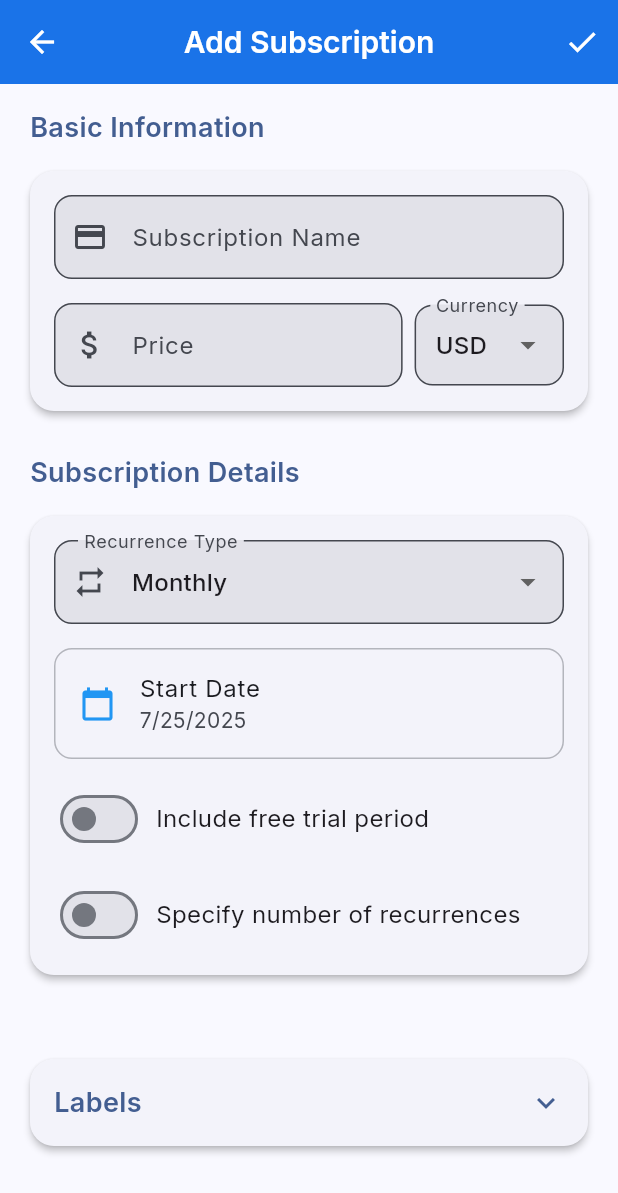
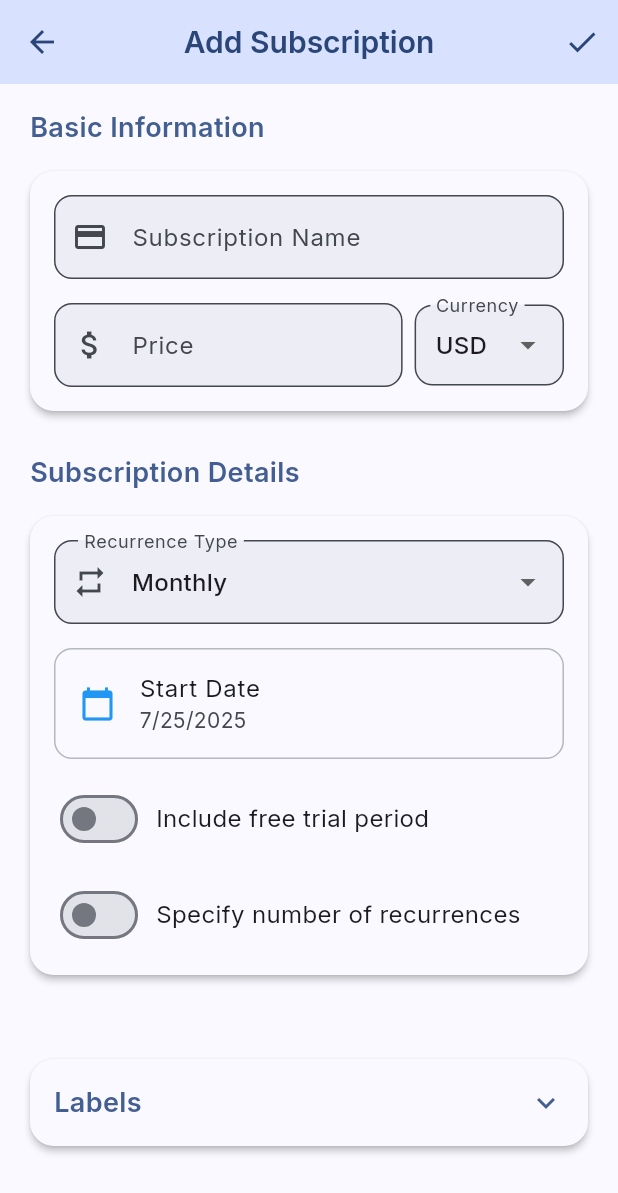
Before and after one commit to Mistribe/SubTracker, a Flutter app: the screen it shows after launch, after a tap on "Continue Offline", after a tap on the "add" icon, on a phone screen of 412 x 824 dp. Shown: the top 1193 px of the screen. Run offline on Flutter 3.47's test engine with Material 3 defaults, Android fonts, the phone set to English and light mode, and no system bars; our stand-ins replace connectivity_plus, flutter_colorpicker, flutter_dotenv, google_fonts, hive, hive_flutter and 1 more; missing offline and left inert: kinde_flutter_sdk, microsoft_kiota_abstractions, microsoft_kiota_bundle, microsoft_kiota_serialization_form, microsoft_kiota_serialization_json, microsoft_kiota_serialization_multipart and 1 more; accounts and stored records are empty.

Commit message:
Enhance theming and color consistency
- Added `ColorExtensions` for cleaner and reusable color modifications.
- Updated theming logic in `ThemeProvider` to leverage `ColorScheme` for enhanced styling consistency.
- Replaced hardcoded colors with `Theme`-derived colors across screens and widgets.
- Adjusted UI components to use color-based theming, improving maintainability and appearance.
- Refined dialog, button, and card styles for better alignment with app theme.

```diff
--- /dev/null
+++ b/mobile/lib/extensions/color_extensions.dart
@@ -0,0 +1,11 @@
+import 'package:flutter/material.dart';
+
+/// Extension methods for the Color class
+extension ColorExtensions on Color {
+  /// Creates a copy of this color with the given alpha value.
+  ///
+  /// The [alpha] parameter must be between 0 and 1, inclusive.
+  Color withValues({double? alpha}) {
+    return withOpacity(alpha ?? opacity);
+  }
+}
--- a/mobile/lib/main.dart
+++ b/mobile/lib/main.dart
@@ -4,6 +4,7 @@ import 'package:provider/provider.dart';
 import 'package:subscription_tracker/models/family.dart';
 import 'package:subscription_tracker/models/subscription_payment.dart';
 import 'package:subscription_tracker/services/authentication_service.dart';
+import 'extensions/color_extensions.dart';
 import 'models/subscription.dart';
 import 'models/settings.dart';
 import 'models/label.dart';
--- a/mobile/lib/pages/label_management_page.dart
+++ b/mobile/lib/pages/label_management_page.dart
@@ -103,7 +103,7 @@ class _LabelManagementPageState extends State<LabelManagementPage> {
                       boxShadow: [
                         if (isCurrentColor)
                           BoxShadow(
-                            color: Colors.black.withOpacity(0.4),
+                            color: Theme.of(context).colorScheme.shadow.withOpacity(0.4),
                             blurRadius: 4,
                             spreadRadius: 1,
                           )
@@ -257,7 +257,13 @@ class _LabelManagementPageState extends State<LabelManagementPage> {
                       leading: CircleAvatar(
                         backgroundColor: HexColor.fromHex(label.color),
                         child: label.isDefault
-                            ? const Icon(Icons.lock, color: Colors.white, size: 16)
+                            ? Icon(
+                                Icons.lock,
+                                color: useWhiteForeground(HexColor.fromHex(label.color))
+                                    ? Colors.white
+                                    : Colors.black,
+                                size: 16
+                              )
                             : null,
                       ),
                       title: Text(label.name),
@@ -295,6 +301,9 @@ class _LabelManagementPageState extends State<LabelManagementPage> {
                   label: const Text('Add Label'),
                   style: ElevatedButton.styleFrom(
                     minimumSize: const Size.fromHeight(50),
+                  ).copyWith(
+                    backgroundColor: MaterialStatePropertyAll(Theme.of(context).colorScheme.primaryContainer),
+                    foregroundColor: MaterialStatePropertyAll(Theme.of(context).colorScheme.onPrimaryContainer),
                   ),
                 ),
               ),
--- a/mobile/lib/pages/subscription_page.dart
+++ b/mobile/lib/pages/subscription_page.dart
@@ -1,6 +1,7 @@
 import 'package:flutter/material.dart';
 import 'package:provider/provider.dart';
 import 'package:subscription_tracker/providers/label_provider.dart';
+import '../extensions/color_extensions.dart';
 import '../providers/subscription_provider.dart';
 import '../providers/family_provider.dart';
 import '../widgets/subscription_list.dart';
@@ -34,7 +35,7 @@ class SubscriptionPage extends StatelessWidget {
                       'Monthly',
                       subscriptionProvider.formattedMonthlyCost,
                       Icons.calendar_today,
-                      Colors.blue,
+                      Theme.of(context).colorScheme.primary,
                     ),
                   ),
                   const SizedBox(width: 10),
@@ -46,7 +47,7 @@ class SubscriptionPage extends StatelessWidget {
                       'Annually',
                       subscriptionProvider.formattedAnnualCost,
                       Icons.calendar_month,
-                      Colors.purple,
+                      Theme.of(context).colorScheme.secondary,
                     ),
                   ),
                   const SizedBox(width: 10),
@@ -58,7 +59,7 @@ class SubscriptionPage extends StatelessWidget {
                       'Active',
                       '${subscriptionProvider.activePaymentsCount}${subscriptionProvider.notStartedPaymentsCount > 0 ? ' (${subscriptionProvider.notStartedPaymentsCount})' : ''}',
                       Icons.check_circle,
-                      Colors.green,
+                      Theme.of(context).colorScheme.tertiary,
                     ),
                   ),
                 ],
@@ -294,7 +295,6 @@ class SubscriptionPage extends StatelessWidget {
           );
         },
         tooltip: 'Add Subscription',
-        elevation: 4,
         child: const Icon(Icons.add),
       ),
     ),
@@ -638,11 +638,10 @@ class SubscriptionPage extends StatelessWidget {
     IconData icon,
     Color iconColor,
   ) {
+    final colorScheme = Theme.of(context).colorScheme;
     final isDark = Theme.of(context).brightness == Brightness.dark;
 
     return Card(
-      elevation: 2,
-      shape: RoundedRectangleBorder(borderRadius: BorderRadius.circular(14)),
       child: Padding(
         padding: const EdgeInsets.symmetric(vertical: 16, horizontal: 12),
         child: Column(
@@ -653,7 +652,7 @@ class SubscriptionPage extends StatelessWidget {
                 Icon(
                   icon,
                   size: 16,
-                  color: iconColor.withValues(alpha: isDark ? 0.8 : 1.0),
+                  color: colorScheme.primary,
                 ),
                 const SizedBox(width: 6),
                 Text(
@@ -661,9 +660,7 @@ class SubscriptionPage extends StatelessWidget {
                   style: TextStyle(
                     fontSize: 16,
                     fontWeight: FontWeight.w500,
-                    color: Theme.of(
-                      context,
-                    ).colorScheme.onSurface.withValues(alpha: 0.7),
+                    color: colorScheme.onSurface.withOpacity(0.7),
                   ),
                 ),
               ],
@@ -671,7 +668,11 @@ class SubscriptionPage extends StatelessWidget {
             const SizedBox(height: 6),
             Text(
               value,
-              style: const TextStyle(fontSize: 16, fontWeight: FontWeight.bold),
+              style: TextStyle(
+                fontSize: 16,
+                fontWeight: FontWeight.bold,
+                color: colorScheme.onSurface,
+              ),
               textAlign: TextAlign.center,
             ),
           ],
--- a/mobile/lib/providers/theme_provider.dart
+++ b/mobile/lib/providers/theme_provider.dart
@@ -81,27 +81,30 @@ class ThemeProvider with ChangeNotifier {
 
   // Light theme
   ThemeData get lightTheme {
+    final ColorScheme colorScheme = ColorScheme.fromSeed(
+      seedColor: const Color(0xFF1A73E8), // Google Blue
+      brightness: Brightness.light,
+    );
+
     return ThemeData(
       useMaterial3: true,
-      colorScheme: ColorScheme.fromSeed(
-        seedColor: const Color(0xFF1A73E8), // Google Blue
-        brightness: Brightness.light,
-      ),
+      colorScheme: colorScheme,
       textTheme: GoogleFonts.interTextTheme(ThemeData.light().textTheme),
       appBarTheme: AppBarTheme(
         centerTitle: true,
         elevation: 0,
-        backgroundColor: const Color(0xFF1A73E8),
-        foregroundColor: Colors.white,
+        backgroundColor: colorScheme.primaryContainer,
+        foregroundColor: colorScheme.onPrimaryContainer,
         titleTextStyle: GoogleFonts.inter(
           fontSize: 20,
           fontWeight: FontWeight.w600,
-          color: Colors.white,
+          color: colorScheme.onPrimaryContainer,
         ),
       ),
       inputDecorationTheme: InputDecorationTheme(
         border: OutlineInputBorder(borderRadius: BorderRadius.circular(12)),
         filled: true,
+        fillColor: colorScheme.surfaceVariant.withOpacity(0.5),
         contentPadding: const EdgeInsets.symmetric(
           horizontal: 16,
           vertical: 16,
@@ -109,43 +112,64 @@ class ThemeProvider with ChangeNotifier {
       ),
       elevatedButtonTheme: ElevatedButtonThemeData(
         style: ElevatedButton.styleFrom(
+          backgroundColor: colorScheme.primaryContainer,
+          foregroundColor: colorScheme.onPrimaryContainer,
           padding: const EdgeInsets.symmetric(horizontal: 24, vertical: 12),
           shape: RoundedRectangleBorder(
-            borderRadius: BorderRadius.circular(12),
+            borderRadius: BorderRadius.circular(16),
           ),
+          elevation: 0,
         ),
       ),
-      floatingActionButtonTheme: const FloatingActionButtonThemeData(
-        backgroundColor: Color(0xFF1A73E8),
-        foregroundColor: Colors.white,
+      floatingActionButtonTheme: FloatingActionButtonThemeData(
+        backgroundColor: colorScheme.primaryContainer,
+        foregroundColor: colorScheme.onPrimaryContainer,
+        elevation: 3,
+        shape: RoundedRectangleBorder(borderRadius: BorderRadius.circular(16)),
+      ),
+      cardTheme: CardThemeData(
+        elevation: 0,
+        shape: RoundedRectangleBorder(borderRadius: BorderRadius.circular(16)),
+        color: colorScheme.surface,
       ),
       dividerTheme: const DividerThemeData(space: 20, thickness: 1),
+      navigationDrawerTheme: NavigationDrawerThemeData(
+        backgroundColor: colorScheme.surface,
+        elevation: 1,
+        indicatorColor: colorScheme.secondaryContainer,
+        indicatorShape: RoundedRectangleBorder(
+          borderRadius: BorderRadius.circular(28),
+        ),
+      ),
     );
   }
 
   // Dark theme
   ThemeData get darkTheme {
+    final ColorScheme colorScheme = ColorScheme.fromSeed(
+      seedColor: const Color(0xFF1A73E8), // Google Blue
+      brightness: Brightness.dark,
+    );
+
     return ThemeData(
       useMaterial3: true,
-      colorScheme: ColorScheme.fromSeed(
-        seedColor: const Color(0xFF1A73E8), // Google Blue
-        brightness: Brightness.dark,
-      ),
+      colorScheme: colorScheme,
       textTheme: GoogleFonts.interTextTheme(ThemeData.dark().textTheme),
       appBarTheme: AppBarTheme(
         centerTitle: true,
         elevation: 0,
-        backgroundColor: const Color(0xFF1A73E8).withValues(alpha: 0.8),
-        foregroundColor: Colors.white,
+        backgroundColor: colorScheme.primaryContainer,
+        foregroundColor: colorScheme.onPrimaryContainer,
         titleTextStyle: GoogleFonts.inter(
           fontSize: 20,
           fontWeight: FontWeight.w600,
-          color: Colors.white,
+          color: colorScheme.onPrimaryContainer,
         ),
       ),
       inputDecorationTheme: InputDecorationTheme(
         border: OutlineInputBorder(borderRadius: BorderRadius.circular(12)),
         filled: true,
+        fillColor: colorScheme.surfaceVariant.withOpacity(0.3),
         contentPadding: const EdgeInsets.symmetric(
           horizontal: 16,
           vertical: 16,
@@ -153,17 +177,35 @@ class ThemeProvider with ChangeNotifier {
       ),
       elevatedButtonTheme: ElevatedButtonThemeData(
         style: ElevatedButton.styleFrom(
+          backgroundColor: colorScheme.primaryContainer,
+          foregroundColor: colorScheme.onPrimaryContainer,
           padding: const EdgeInsets.symmetric(horizontal: 24, vertical: 12),
           shape: RoundedRectangleBorder(
-            borderRadius: BorderRadius.circular(12),
+            borderRadius: BorderRadius.circular(16),
           ),
+          elevation: 0,
         ),
       ),
-      floatingActionButtonTheme: const FloatingActionButtonThemeData(
-        backgroundColor: Color(0xFF1A73E8),
-        foregroundColor: Colors.white,
+      floatingActionButtonTheme: FloatingActionButtonThemeData(
+        backgroundColor: colorScheme.primaryContainer,
+        foregroundColor: colorScheme.onPrimaryContainer,
+        elevation: 3,
+        shape: RoundedRectangleBorder(borderRadius: BorderRadius.circular(16)),
+      ),
+      cardTheme: CardThemeData(
+        elevation: 0,
+        shape: RoundedRectangleBorder(borderRadius: BorderRadius.circular(16)),
+        color: colorScheme.surface,
       ),
       dividerTheme: const DividerThemeData(space: 20, thickness: 1),
+      navigationDrawerTheme: NavigationDrawerThemeData(
+        backgroundColor: colorScheme.surface,
+        elevation: 1,
+        indicatorColor: colorScheme.secondaryContainer,
+        indicatorShape: RoundedRectangleBorder(
+          borderRadius: BorderRadius.circular(28),
+        ),
+      ),
     );
   }
 }
--- a/mobile/lib/screens/edit_subscription_payment_screen.dart
+++ b/mobile/lib/screens/edit_subscription_payment_screen.dart
@@ -1,6 +1,7 @@
 import 'package:flutter/material.dart';
 import 'package:flutter/services.dart';
 import 'package:provider/provider.dart';
+import '../extensions/color_extensions.dart';
 import '../models/subscription.dart';
 import '../models/subscription_payment.dart';
 import '../models/currency.dart';
--- a/mobile/lib/screens/home_screen.dart
+++ b/mobile/lib/screens/home_screen.dart
@@ -49,9 +49,7 @@ class _HomeScreenState extends State<HomeScreen> {
       appBar: AppBar(
         title: Text(
           _getPageTitle(),
-          style: const TextStyle(fontSize: 20, fontWeight: FontWeight.w600),
         ),
-        elevation: 0,
         actions: [
           IconButton(
             icon: const Icon(Icons.settings),
@@ -167,7 +165,6 @@ class _HomeScreenState extends State<HomeScreen> {
                 );
               },
               tooltip: 'Add Subscription',
-              elevation: 4,
               child: const Icon(Icons.add),
             )
           : null,
--- a/mobile/lib/screens/subscription_detail_screen.dart
+++ b/mobile/lib/screens/subscription_detail_screen.dart
@@ -2,6 +2,7 @@ import 'package:flutter/material.dart';
 import 'package:provider/provider.dart';
 import 'package:subscription_tracker/providers/family_provider.dart';
 import 'package:subscription_tracker/providers/label_provider.dart';
+import '../extensions/color_extensions.dart';
 import '../models/currency.dart';
 import '../models/subscription.dart';
 import '../models/subscription_state.dart';
--- a/mobile/lib/screens/subscription_form_screen.dart
+++ b/mobile/lib/screens/subscription_form_screen.dart
@@ -460,7 +460,7 @@ class _SubscriptionFormScreenState extends State<SubscriptionFormScreen> {
             content: Text(
               'Error ${_isEditMode ? 'updating' : 'adding'} subscription: ${e.toString()}',
             ),
-            backgroundColor: Colors.red,
+            backgroundColor: Theme.of(context).colorScheme.error,
             duration: const Duration(seconds: 3),
           ),
         );
@@ -472,7 +472,7 @@ class _SubscriptionFormScreenState extends State<SubscriptionFormScreen> {
   // Show dialog for adding a custom label
   void _showAddLabelDialog() {
     final nameController = TextEditingController();
-    final selectedColor = ValueNotifier<Color>(Colors.blue);
+    final selectedColor = ValueNotifier<Color>(Theme.of(context).colorScheme.primary);
 
     showDialog(
       context: context,
@@ -541,9 +541,7 @@ class _SubscriptionFormScreenState extends State<SubscriptionFormScreen> {
       appBar: AppBar(
         title: Text(
           _isEditMode ? 'Edit Subscription' : 'Add Subscription',
-          style: const TextStyle(fontSize: 20, fontWeight: FontWeight.w600),
         ),
-        elevation: 0,
         leading: IconButton(
           icon: const Icon(Icons.arrow_back),
           onPressed: _showUnsavedChangesDialog,
--- a/mobile/lib/screens/welcome_screen.dart
+++ b/mobile/lib/screens/welcome_screen.dart
@@ -23,10 +23,10 @@ class WelcomeScreen extends StatelessWidget {
             crossAxisAlignment: CrossAxisAlignment.stretch,
             children: [
               // App logo or icon
-              const Icon(
+              Icon(
                 Icons.account_balance_wallet,
                 size: 80,
-                color: Colors.blue,
+                color: Theme.of(context).colorScheme.primary,
               ),
 
               const SizedBox(height: 24),
@@ -44,12 +44,12 @@ class WelcomeScreen extends StatelessWidget {
               const SizedBox(height: 16),
 
               // App description
-              const Text(
+              Text(
                 'Track and manage all your recurring payments in one place',
                 textAlign: TextAlign.center,
                 style: TextStyle(
                   fontSize: 16,
-                  color: Colors.grey,
+                  color: Theme.of(context).colorScheme.onSurface.withOpacity(0.6),
                 ),
               ),
 
@@ -80,9 +80,8 @@ class WelcomeScreen extends StatelessWidget {
                 },
                 style: ElevatedButton.styleFrom(
                   padding: const EdgeInsets.symmetric(vertical: 16),
-                  shape: RoundedRectangleBorder(
-                    borderRadius: BorderRadius.circular(8),
-                  ),
+                  backgroundColor: Theme.of(context).colorScheme.primaryContainer,
+                  foregroundColor: Theme.of(context).colorScheme.onPrimaryContainer,
                 ),
                 child: const Text(
                   'Login / Create Account',
@@ -109,9 +108,8 @@ class WelcomeScreen extends StatelessWidget {
                 },
                 style: OutlinedButton.styleFrom(
                   padding: const EdgeInsets.symmetric(vertical: 16),
-                  shape: RoundedRectangleBorder(
-                    borderRadius: BorderRadius.circular(8),
-                  ),
+                  foregroundColor: Theme.of(context).colorScheme.primary,
+                  side: BorderSide(color: Theme.of(context).colorScheme.outline),
                 ),
                 child: const Text(
                   'Continue Offline',
@@ -122,12 +120,12 @@ class WelcomeScreen extends StatelessWidget {
               const SizedBox(height: 24),
 
               // Privacy note
-              const Text(
+              Text(
                 'Your data is stored locally when using offline mode',
                 textAlign: TextAlign.center,
                 style: TextStyle(
                   fontSize: 12,
-                  color: Colors.grey,
+                  color: Theme.of(context).colorScheme.onSurface.withOpacity(0.6),
                 ),
               ),
             ],
--- a/mobile/lib/widgets/subscription_list.dart
+++ b/mobile/lib/widgets/subscription_list.dart
@@ -1,6 +1,7 @@
 import 'package:flutter/material.dart';
 import 'package:provider/provider.dart';
 import 'package:subscription_tracker/providers/label_provider.dart';
+import '../extensions/color_extensions.dart';
 import 'package:subscription_tracker/widgets/price_change_form.dart';
 import '../providers/subscription_provider.dart';
 import '../models/subscription.dart';
```
